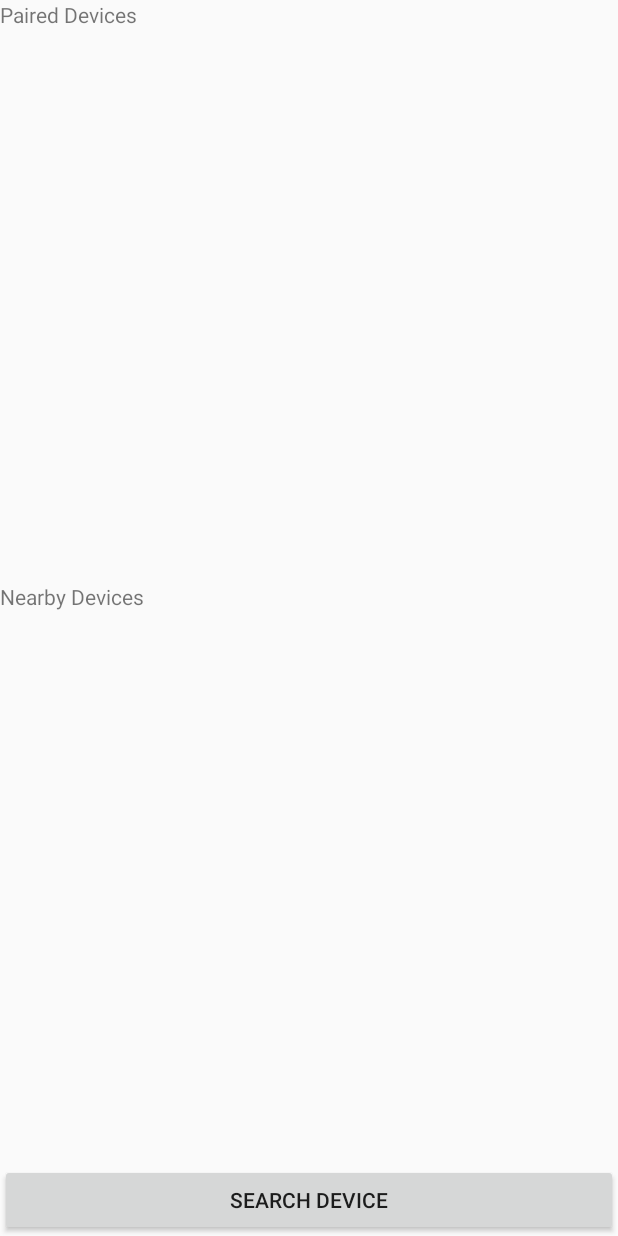
After one commit to Jake2433/HospitalRoom, an Android app: the DeviceListActivity screen opened directly, with no data from a screen before it, on a phone screen of 412 x 824 dp. The commit adds this screen. Run offline under Robolectric (Android 15) with nearby library versions, the phone set to English and light mode, and no system bars.

Commit message:
HC-06 Bluetooth 통신

```diff
--- a/app/build.gradle
+++ b/app/build.gradle
@@ -2,7 +2,7 @@ apply plugin: 'com.android.application'
 
 android {
     compileSdkVersion 25
-    buildToolsVersion "26.0.1"
+    buildToolsVersion '26.0.2'
     defaultConfig {
         applicationId "com.example.kyb24.hospitalroom"
         minSdkVersion 15
--- a/app/src/main/AndroidManifest.xml
+++ b/app/src/main/AndroidManifest.xml
@@ -2,6 +2,10 @@
 <manifest xmlns:android="http://schemas.android.com/apk/res/android"
     package="com.example.kyb24.hospitalroom" >
     <uses-permission android:name="android.permission.INTERNET"/>
+    <uses-permission android:name="android.permission.ACCESS_COARSE_LOCATION"/>
+    <uses-permission android:name="android.permission.BLUETOOTH" />
+    <uses-permission android:name="android.permission.BLUETOOTH_ADMIN" />
+
     <application
         android:allowBackup="true"
         android:icon="@mipmap/ic_launcher"
@@ -21,6 +25,8 @@
         <activity android:name=".Room"/>
         <activity android:name=".PatientInfo"/>
         <activity android:name=".FirstScreen"/>
+        <activity android:name=".Bluetooth.DataListActivity"/>
+        <activity android:name =".Bluetooth.DeviceListActivity"/>
     </application>
 
 </manifest>
--- /dev/null
+++ b/app/src/main/java/com/example/kyb24/hospitalroom/Bluetooth/DeviceListActivity.java
@@ -0,0 +1,133 @@
+package com.example.kyb24.hospitalroom.Bluetooth;
+
+/**
+ * Created by kyb24 on 2017-11-13.
+ */
+
+import android.app.Activity;
+import android.bluetooth.BluetoothAdapter;
+import android.bluetooth.BluetoothDevice;
+import android.content.BroadcastReceiver;
+import android.content.Context;
+import android.content.Intent;
+import android.content.IntentFilter;
+import android.os.Bundle;
+import android.support.v7.app.AppCompatActivity;
+import android.view.View;
+import android.widget.AdapterView;
+import android.widget.ArrayAdapter;
+import android.widget.Button;
+import android.widget.ListView;
+import android.widget.TextView;
+
+import com.example.kyb24.hospitalroom.R;
+
+import java.util.Set;
+
+public class DeviceListActivity extends AppCompatActivity {
+    public static String EXTRA_DEVICE_ADDRESS = "device_address";
+
+    private ArrayAdapter<String> nearbyDeviceAdapter;
+    private ArrayAdapter<String> pairedDeviceAdapter;
+
+    private BluetoothAdapter bluetoothAdapter;
+    private Button button;
+
+    @Override
+    protected void onCreate(Bundle savedInstanceState) {
+        super.onCreate(savedInstanceState);
+        setContentView(R.layout.activity_devicelist);
+
+        setResult(Activity.RESULT_CANCELED);
+
+        bluetoothAdapter = BluetoothAdapter.getDefaultAdapter();
+
+        button = (Button) findViewById(R.id.button);
+        button.setOnClickListener(new View.OnClickListener() {
+
+            @Override
+            public void onClick(View v) {
+                if (bluetoothAdapter.isDiscovering()) {
+                    bluetoothAdapter.cancelDiscovery();
+                    button.setText("Search Device");
+                    return;
+                }
+                nearbyDeviceAdapter.clear();
+                bluetoothAdapter.startDiscovery();
+                button.setText("CANCEL");
+            }
+        });
+
+        nearbyDeviceAdapter = new ArrayAdapter<>(this, android.R.layout.simple_list_item_1); // for newly discovered devices
+        pairedDeviceAdapter = new ArrayAdapter<>(this, android.R.layout.simple_list_item_1); // for already paired devices
+
+        ListView pairedDeviceView = (ListView) findViewById(R.id.paired_devices);
+        pairedDeviceView.setAdapter(pairedDeviceAdapter);
+        pairedDeviceView.setOnItemClickListener(deviceClickListener);
+
+        ListView nearbyDeviceView = (ListView) findViewById(R.id.nearby_devices);
+        nearbyDeviceView.setAdapter(nearbyDeviceAdapter);
+        nearbyDeviceView.setOnItemClickListener(deviceClickListener);
+
+        IntentFilter filter = new IntentFilter(BluetoothDevice.ACTION_FOUND);   // Register for broadcasts when device is discovered
+        filter.addAction(BluetoothAdapter.ACTION_DISCOVERY_FINISHED);           // Register for broadcasts when discovery has finished
+        this.registerReceiver(receiver, filter);
+
+        // Get a set of currently paired devices
+        Set<BluetoothDevice> pairedDeviceSet = bluetoothAdapter.getBondedDevices();
+
+        if (pairedDeviceSet.size() > 0) {
+            for (BluetoothDevice device : pairedDeviceSet) {
+                pairedDeviceAdapter.add(device.getName() + "\n" + device.getAddress());
+            }
+        }
+    }
+
+    @Override
+    protected void onDestroy() {
+        super.onDestroy();
+
+        if (bluetoothAdapter.isDiscovering()) {
+            bluetoothAdapter.cancelDiscovery();
+        }
+        this.unregisterReceiver(receiver);
+    }
+
+    // The on-click listener for all devices in the ListViews
+    private AdapterView.OnItemClickListener deviceClickListener = new AdapterView.OnItemClickListener() {
+        public void onItemClick(AdapterView<?> av, View v, int arg2, long arg3) {
+            if (bluetoothAdapter.isDiscovering()) {
+                bluetoothAdapter.cancelDiscovery();
+            }
+
+            // Get the device MAC address, which is the last 17 chars in the View
+            String info = ((TextView) v).getText().toString();
+            String addr = info.substring(info.length() - 17);
+
+            // Create the result Intent and include the MAC address
+            Intent intent = new Intent();
+            intent.putExtra(EXTRA_DEVICE_ADDRESS, addr);
+
+            setResult(Activity.RESULT_OK, intent);
+            finish();
+        }
+    };
+
+    // The BroadcastReceiver that listens for discovered devices
+    private final BroadcastReceiver receiver = new BroadcastReceiver() {
+        @Override
+        public void onReceive(Context context, Intent intent) {
+            String action = intent.getAction();
+
+            if (BluetoothDevice.ACTION_FOUND.equals(action)) {
+                BluetoothDevice device = intent.getParcelableExtra(BluetoothDevice.EXTRA_DEVICE);
+
+                if (device.getBondState() != BluetoothDevice.BOND_BONDED) {
+                    nearbyDeviceAdapter.add(device.getName() + "\n" + device.getAddress());
+                }
+            } else if (BluetoothAdapter.ACTION_DISCOVERY_FINISHED.equals(action)) {
+                button.setText("Search Device");
+            }
+        }
+    };
+}
--- a/app/src/main/java/com/example/kyb24/hospitalroom/FirstScreen.java
+++ b/app/src/main/java/com/example/kyb24/hospitalroom/FirstScreen.java
@@ -17,6 +17,8 @@ import android.widget.ArrayAdapter;
 import android.widget.Button;
 import android.widget.ImageButton;
 import android.widget.PopupMenu;
+
+import com.example.kyb24.hospitalroom.Bluetooth.DataListActivity;
 
 /**
  * Created by kyb24 on 2017-11-01.
--- /dev/null
+++ b/app/src/main/res/layout/activity_devicelist.xml
@@ -0,0 +1,32 @@
+<?xml version="1.0" encoding="utf-8"?>
+
+<LinearLayout xmlns:android="http://schemas.android.com/apk/res/android"
+    android:orientation="vertical"
+    android:layout_width="match_parent"
+    android:layout_height="match_parent" >
+
+    <TextView android:id="@+id/title_paired_devices"
+        android:layout_width="match_parent"
+        android:layout_height="wrap_content"
+        android:text="Paired Devices" />
+
+    <ListView android:id="@+id/paired_devices"
+        android:layout_width="match_parent"
+        android:layout_height="wrap_content"
+        android:layout_weight="1"/>
+
+    <TextView android:id="@+id/title_nearby_devices"
+        android:layout_width="match_parent"
+        android:layout_height="wrap_content"
+        android:text="Nearby Devices" />
+
+    <ListView android:id="@+id/nearby_devices"
+        android:layout_width="match_parent"
+        android:layout_height="wrap_content"
+        android:layout_weight="1"/>
+
+    <Button android:id="@+id/button"
+        android:layout_width="match_parent"
+        android:layout_height="wrap_content"
+        android:text="Search Device" />
+</LinearLayout>
--- a/build.gradle
+++ b/build.gradle
@@ -5,7 +5,7 @@ buildscript {
         jcenter()
     }
     dependencies {
-        classpath 'com.android.tools.build:gradle:2.3.3'
+        classpath 'com.android.tools.build:gradle:3.0.0'
 
         // NOTE: Do not place your application dependencies here; they belong
         // in the individual module build.gradle files
```
Also changed, not shown: app/src/main/java/com/example/kyb24/hospitalroom/Bluetooth/DataListActivity.java (added, +229 -0 lines), app/src/main/java/com/example/kyb24/hospitalroom/Room.java (+18 -0 lines), app/src/main/res/layout/activity_datalist.xml (added, +35 -0 lines), app/src/main/res/layout/activity_firstscreen.xml (+4 -3 lines), app/src/main/res/layout/activity_room.xml (+13 -0 lines), gradle/wrapper/gradle-wrapper.properties.
